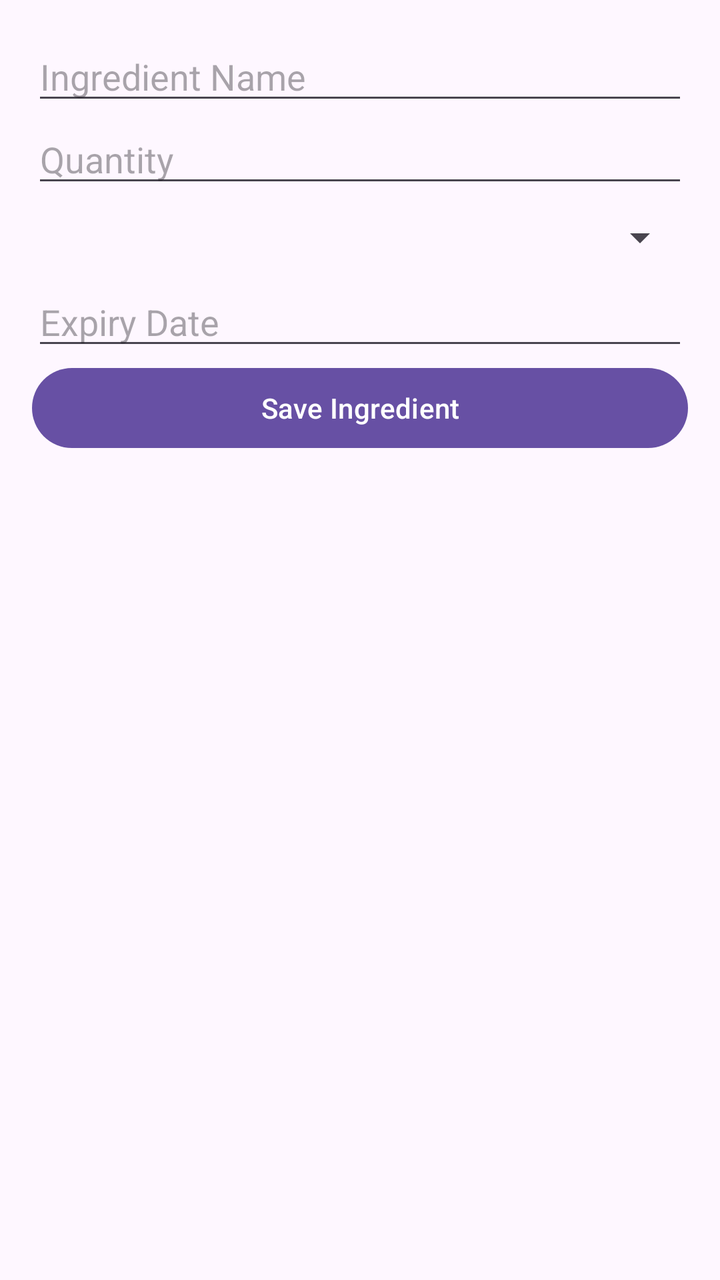
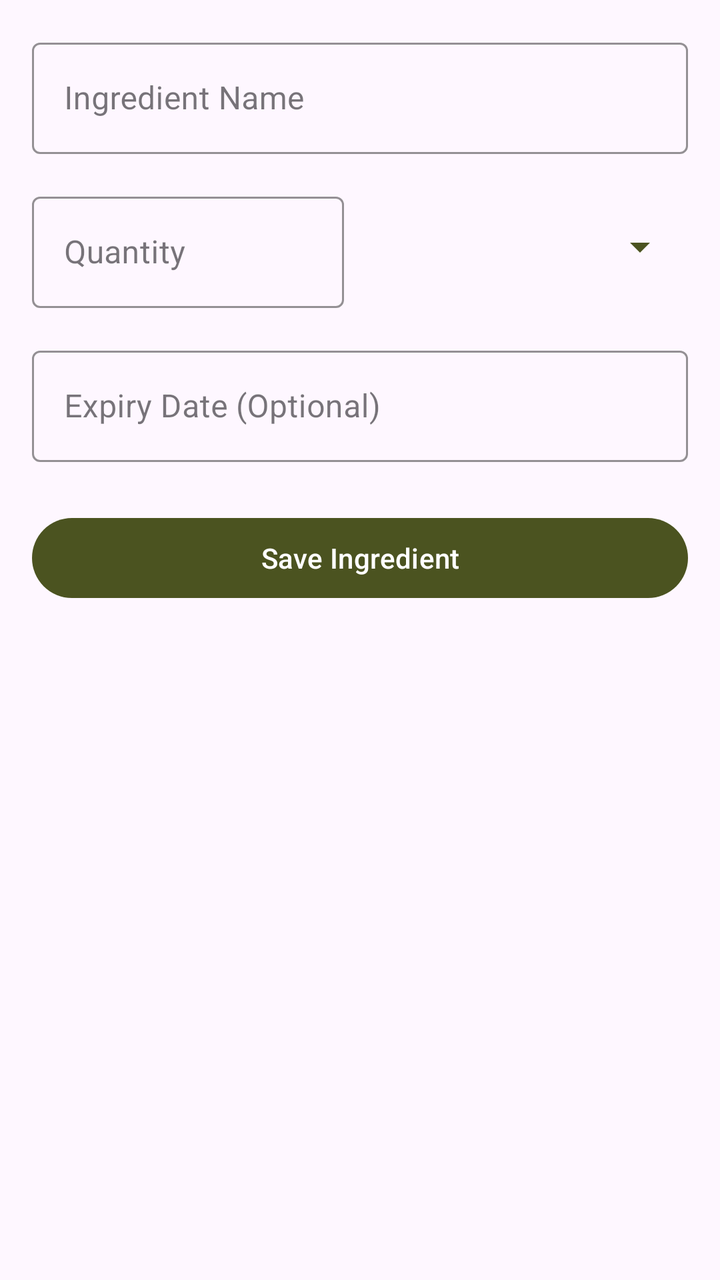

Before-and-after screenshots of an Android layout around one commit, followed by the original layout XML and the change that was made.
<!-- AndroidManifest.xml: application theme Theme.SmartPantryManager -->
<!-- res/layout/activity_add_edit_ingredient.xml -->
<?xml version="1.0" encoding="utf-8"?>
<LinearLayout xmlns:android="http://schemas.android.com/apk/res/android"
    android:layout_width="match_parent"
    android:layout_height="match_parent"
    android:orientation="vertical"
    android:padding="16dp">

    <EditText
        android:id="@+id/editTextName"
        android:layout_width="match_parent"
        android:layout_height="wrap_content"
        android:hint="Ingredient Name" />

    <EditText
        android:id="@+id/editTextQuantity"
        android:layout_width="match_parent"
        android:layout_height="wrap_content"
        android:hint="Quantity"
        android:inputType="numberDecimal" />

    <Spinner
        android:id="@+id/spinnerUnit"
        android:layout_width="match_parent"
        android:layout_height="wrap_content"
        android:layout_marginTop="8dp"
        android:layout_marginBottom="8dp" />

    <EditText
        android:id="@+id/editTextExpiry"
        android:layout_width="match_parent"
        android:layout_height="wrap_content"
        android:hint="Expiry Date"
        android:focusable="false"
        android:inputType="date" />

    <Button
        android:id="@+id/buttonSave"
        android:layout_width="match_parent"
        android:layout_height="wrap_content"
        android:text="Save Ingredient" />
</LinearLayout>
<!-- resources referenced by this layout -->
<resources>
  <style name="Theme.SmartPantryManager" parent="Base.Theme.SmartPantryManager" />
  <style name="Base.Theme.SmartPantryManager" parent="Theme.Material3.DayNight.NoActionBar">
          
          
      </style>
</resources>

<!-- the commit's change to res/layout/activity_add_edit_ingredient.xml (unified diff, before → after) -->
@@ -1,41 +1,90 @@
 <?xml version="1.0" encoding="utf-8"?>
-<LinearLayout xmlns:android="http://schemas.android.com/apk/res/android"
+<androidx.constraintlayout.widget.ConstraintLayout xmlns:android="http://schemas.android.com/apk/res/android"
+    xmlns:app="http://schemas.android.com/apk/res-auto"
     android:layout_width="match_parent"
     android:layout_height="match_parent"
-    android:orientation="vertical"
     android:padding="16dp">
 
-    <EditText
-        android:id="@+id/editTextName"
-        android:layout_width="match_parent"
+    <com.google.android.material.textfield.TextInputLayout
+        android:id="@+id/layoutName"
+        android:layout_width="0dp"
         android:layout_height="wrap_content"
-        android:hint="Ingredient Name" />
+        android:hint="Ingredient Name"
+        app:layout_constraintTop_toTopOf="parent"
+        app:layout_constraintStart_toStartOf="parent"
+        app:layout_constraintEnd_toEndOf="parent"
+        app:boxStrokeColor="@color/army_green"
+        style="@style/Widget.MaterialComponents.TextInputLayout.OutlinedBox">
 
-    <EditText
-        android:id="@+id/editTextQuantity"
-        android:layout_width="match_parent"
+        <com.google.android.material.textfield.TextInputEditText
+            android:id="@+id/editTextName"
+            android:layout_width="match_parent"
+            android:layout_height="wrap_content" />
+    </com.google.android.material.textfield.TextInputLayout>
+
+    <com.google.android.material.textfield.TextInputLayout
+        android:id="@+id/layoutQuantity"
+        android:layout_width="0dp"
         android:layout_height="wrap_content"
+        android:layout_marginTop="16dp"
+        android:layout_marginEnd="8dp"
         android:hint="Quantity"
-        android:inputType="numberDecimal" />
+        app:layout_constraintTop_toBottomOf="@id/layoutName"
+        app:layout_constraintStart_toStartOf="parent"
+        app:layout_constraintEnd_toStartOf="@id/spinnerUnit"
+        app:layout_constraintHorizontal_weight="1"
+        app:boxStrokeColor="@color/army_green"
+        style="@style/Widget.MaterialComponents.TextInputLayout.OutlinedBox">
+
+        <com.google.android.material.textfield.TextInputEditText
+            android:id="@+id/editTextQuantity"
+            android:layout_width="match_parent"
+            android:layout_height="wrap_content"
+            android:inputType="numberDecimal" />
+    </com.google.android.material.textfield.TextInputLayout>
 
     <Spinner
         android:id="@+id/spinnerUnit"
-        android:layout_width="match_parent"
+        android:layout_width="0dp"
+        android:layout_height="0dp"
+        android:layout_marginStart="8dp"
+        android:backgroundTint="@color/army_green"
+        app:layout_constraintTop_toTopOf="@id/layoutQuantity"
+        app:layout_constraintBottom_toBottomOf="@id/layoutQuantity"
+        app:layout_constraintStart_toEndOf="@id/layoutQuantity"
+        app:layout_constraintEnd_toEndOf="parent"
+        app:layout_constraintHorizontal_weight="1" />
+
+    <com.google.android.material.textfield.TextInputLayout
+        android:id="@+id/layoutExpiry"
+        android:layout_width="0dp"
         android:layout_height="wrap_content"
-        android:layout_marginTop="8dp"
-        android:layout_marginBottom="8dp" />
+        android:layout_marginTop="16dp"
+        android:hint="Expiry Date (Optional)"
+        app:layout_constraintTop_toBottomOf="@id/layoutQuantity"
+        app:layout_constraintStart_toStartOf="parent"
+        app:layout_constraintEnd_toEndOf="parent"
+        app:boxStrokeColor="@color/army_green"
+        style="@style/Widget.MaterialComponents.TextInputLayout.OutlinedBox">
 
-    <EditText
-        android:id="@+id/editTextExpiry"
-        android:layout_width="match_parent"
+        <com.google.android.material.textfield.TextInputEditText
+            android:id="@+id/editTextExpiry"
+            android:layout_width="match_parent"
+            android:layout_height="wrap_content"
+            android:focusable="false"
+            android:clickable="true"
+            android:inputType="date" />
+    </com.google.android.material.textfield.TextInputLayout>
+
+    <com.google.android.material.button.MaterialButton
+        android:id="@+id/buttonSave"
+        android:layout_width="0dp"
         android:layout_height="wrap_content"
-        android:hint="Expiry Date"
-        android:focusable="false"
-        android:inputType="date" />
+        android:layout_marginTop="24dp"
+        android:text="Save Ingredient"
+        app:backgroundTint="@color/army_green"
+        app:layout_constraintTop_toBottomOf="@id/layoutExpiry"
+        app:layout_constraintStart_toStartOf="parent"
+        app:layout_constraintEnd_toEndOf="parent" />
 
-    <Button
-        android:id="@+id/buttonSave"
-        android:layout_width="match_parent"
-        android:layout_height="wrap_content"
-        android:text="Save Ingredient" />
-</LinearLayout>
+</androidx.constraintlayout.widget.ConstraintLayout>
<!-- resource entries referenced after the edit -->
@@ -1,5 +1,6 @@
 <!-- resources referenced by this layout -->
 <resources>
+  <color name="army_green">#4B5320</color>
   <style name="Theme.SmartPantryManager" parent="Base.Theme.SmartPantryManager" />
   <style name="Base.Theme.SmartPantryManager" parent="Theme.Material3.DayNight.NoActionBar">
           
